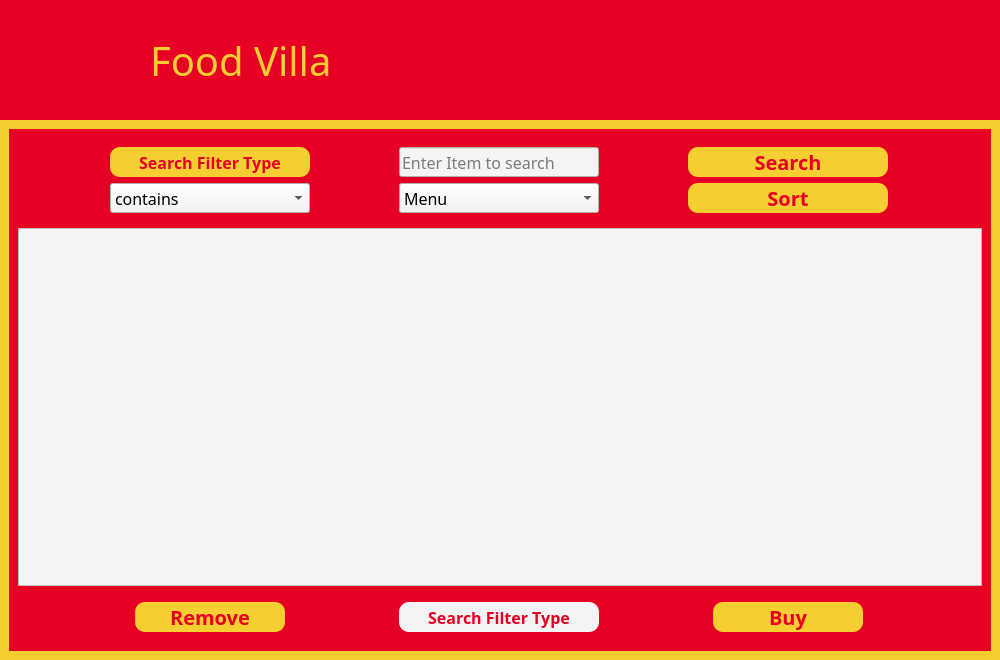
Old version of the form views/main.ui in the repository AbdulRehman7590/DSA_FinalProject.
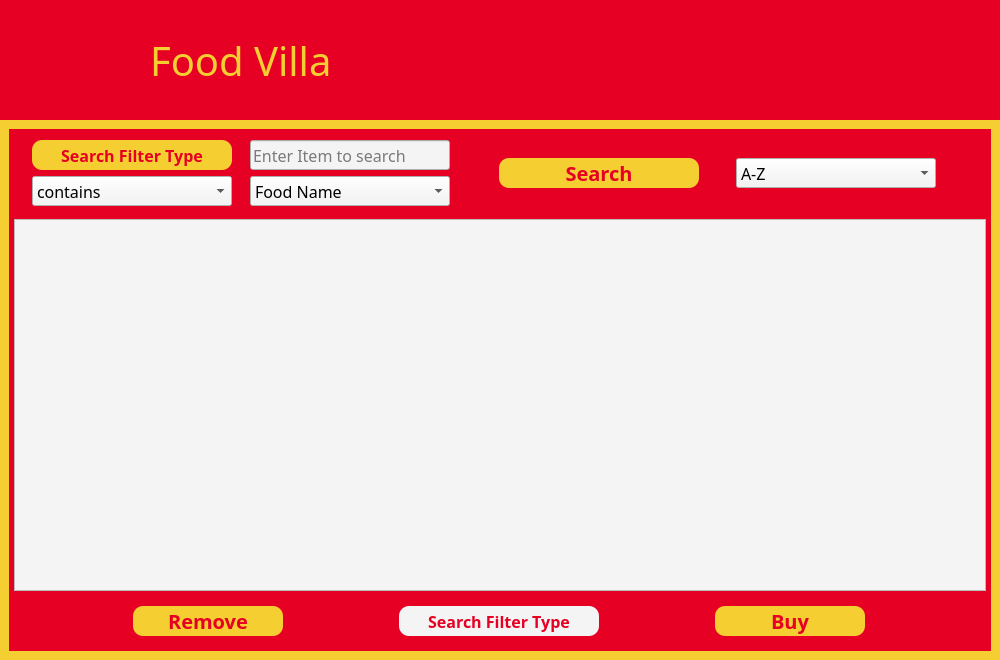
New version of the form. The open tabs and pages were chosen to show the change. Icons and pictures are not drawn.

Diff of the .ui file:
```diff
--- a/views/main.ui
+++ b/views/main.ui
@@ -4811,6 +4811,21 @@
                <string notr="true">background-color: rgba(230, 0, 35, 1);</string>
               </property>
               <layout class="QVBoxLayout" name="verticalLayout_11">
+               <property name="spacing">
+                <number>5</number>
+               </property>
+               <property name="leftMargin">
+                <number>5</number>
+               </property>
+               <property name="topMargin">
+                <number>5</number>
+               </property>
+               <property name="rightMargin">
+                <number>5</number>
+               </property>
+               <property name="bottomMargin">
+                <number>5</number>
+               </property>
                <item>
                 <widget class="QWidget" name="widget_21" native="true">
                  <property name="minimumSize">
@@ -4819,9 +4834,24 @@
                    <height>80</height>
                   </size>
                  </property>
-                 <layout class="QGridLayout" name="gridLayout_9">
+                 <layout class="QGridLayout" name="gridLayout_11">
+                  <property name="leftMargin">
+                   <number>0</number>
+                  </property>
+                  <property name="topMargin">
+                   <number>0</number>
+                  </property>
+                  <property name="rightMargin">
+                   <number>0</number>
+                  </property>
+                  <property name="bottomMargin">
+                   <number>0</number>
+                  </property>
+                  <property name="spacing">
+                   <number>0</number>
+                  </property>
                   <item row="0" column="0">
-                   <widget class="QLabel" name="sflabel_6">
+                   <widget class="QLabel" name="sflabel_5">
                     <property name="minimumSize">
                      <size>
                       <width>200</width>
@@ -4856,7 +4886,7 @@
                    </widget>
                   </item>
                   <item row="0" column="1">
-                   <widget class="QLineEdit" name="cust_search_bar">
+                   <widget class="QLineEdit" name="search_content_2">
                     <property name="minimumSize">
                      <size>
                       <width>200</width>
@@ -4885,33 +4915,57 @@
                     </property>
                    </widget>
                   </item>
-                  <item row="0" column="2">
-                   <widget class="QPushButton" name="cust_Searching">
-                    <property name="minimumSize">
-                     <size>
-                      <width>0</width>
-                      <height>0</height>
-                     </size>
-                    </property>
+                  <item row="0" column="2" rowspan="2">
+                   <widget class="QWidget" name="widget_30" native="true">
                     <property name="maximumSize">
                      <size>
-                      <width>200</width>
-                      <height>30</height>
+                      <width>500</width>
+                      <height>16777215</height>
                      </size>
                     </property>
-                    <property name="font">
-                     <font>
-                      <family>Rockwell</family>
-                      <pointsize>15</pointsize>
-                      <weight>75</weight>
-                      <bold>true</bold>
-                     </font>
-                    </property>
-                    <property name="cursor">
-                     <cursorShape>PointingHandCursor</cursorShape>
-                    </property>
-                    <property name="styleSheet">
-                     <string notr="true">QPushButton{
+                    <layout class="QHBoxLayout" name="horizontalLayout_41">
+                     <property name="spacing">
+                      <number>6</number>
+                     </property>
+                     <property name="leftMargin">
+                      <number>0</number>
+                     </property>
+                     <property name="topMargin">
+                      <number>0</number>
+                     </property>
+                     <property name="rightMargin">
+                      <number>0</number>
+                     </property>
+                     <property name="bottomMargin">
+                      <number>0</number>
+                     </property>
+                     <item>
+                      <widget class="QPushButton" name="start_Search_2">
+                       <property name="minimumSize">
+                        <size>
+                         <width>0</width>
+                         <height>0</height>
+                        </size>
+                       </property>
+                       <property name="maximumSize">
+                        <size>
+                         <width>200</width>
+                         <height>30</height>
+                        </size>
+                       </property>
+                       <property name="font">
+                        <font>
+                         <family>Rockwell</family>
+                         <pointsize>15</pointsize>
+                         <weight>75</weight>
+                         <bold>true</bold>
+                        </font>
+                       </property>
+                       <property name="cursor">
+                        <cursorShape>PointingHandCursor</cursorShape>
+                       </property>
+                       <property name="styleSheet">
+                        <string notr="true">QPushButton{
 	color: rgba(230, 0, 35, 1);
 	background-color:rgba(245, 206, 50, 1);
 	border-radius:10%;
@@ -4920,14 +4974,54 @@
 	background-color: rgb(244,244,244);
 	color:rgba(245, 206, 50, 1);
 }	</string>
-                    </property>
-                    <property name="text">
-                     <string>Search</string>
-                    </property>
+                       </property>
+                       <property name="text">
+                        <string>Search</string>
+                       </property>
+                      </widget>
+                     </item>
+                     <item>
+                      <widget class="QComboBox" name="admin_attribute_3">
+                       <property name="minimumSize">
+                        <size>
+                         <width>200</width>
+                         <height>0</height>
+                        </size>
+                       </property>
+                       <property name="maximumSize">
+                        <size>
+                         <width>200</width>
+                         <height>30</height>
+                        </size>
+                       </property>
+                       <property name="font">
+                        <font>
+                         <family>Rockwell</family>
+                         <pointsize>12</pointsize>
+                         <weight>50</weight>
+                         <bold>false</bold>
+                        </font>
+                       </property>
+                       <property name="styleSheet">
+                        <string notr="true">background-color:rgb(244,244,244);</string>
+                       </property>
+                       <item>
+                        <property name="text">
+                         <string>A-Z</string>
+                        </property>
+                       </item>
+                       <item>
+                        <property name="text">
+                         <string>Z-A</string>
+                        </property>
+                       </item>
+                      </widget>
+                     </item>
+                    </layout>
                    </widget>
                   </item>
                   <item row="1" column="0">
-                   <widget class="QComboBox" name="cust_filter">
+                   <widget class="QComboBox" name="search_filter_2">
                     <property name="minimumSize">
                      <size>
                       <width>200</width>
@@ -4969,7 +5063,7 @@
                    </widget>
                   </item>
                   <item row="1" column="1">
-                   <widget class="QComboBox" name="cust_attribute">
+                   <widget class="QComboBox" name="admin_attribute_4">
                     <property name="minimumSize">
                      <size>
                       <width>200</width>
@@ -4995,7 +5089,7 @@
                     </property>
                     <item>
                      <property name="text">
-                      <string>Menu</string>
+                      <string>Food Name</string>
                      </property>
                     </item>
                     <item>
@@ -5010,47 +5104,6 @@
                     </item>
                    </widget>
                   </item>
-                  <item row="1" column="2">
-                   <widget class="QPushButton" name="cust_Sorting">
-                    <property name="minimumSize">
-                     <size>
-                      <width>0</width>
-                      <height>0</height>
-                     </size>
-                    </property>
-                    <property name="maximumSize">
-                     <size>
-                      <width>200</width>
-                      <height>30</height>
-                     </size>
-                    </property>
-                    <property name="font">
-                     <font>
-                      <family>Rockwell</family>
-                      <pointsize>15</pointsize>
-                      <weight>75</weight>
-                      <bold>true</bold>
-                     </font>
-                    </property>
-                    <property name="cursor">
-                     <cursorShape>PointingHandCursor</cursorShape>
-                    </property>
-                    <property name="styleSheet">
-                     <string notr="true">QPushButton{
-	color: rgba(230, 0, 35, 1);
-	background-color:rgba(245, 206, 50, 1);
-	border-radius:10%;
-}
-QPushButton:hover{
-	background-color: rgb(244,244,244);
-	color:rgba(245, 206, 50, 1);
-}	</string>
-                    </property>
-                    <property name="text">
-                     <string>Sort</string>
-                    </property>
-                   </widget>
-                  </item>
                  </layout>
                 </widget>
                </item>
```
Left out of the diff: 261 changed lines with no effect on the pictures.
